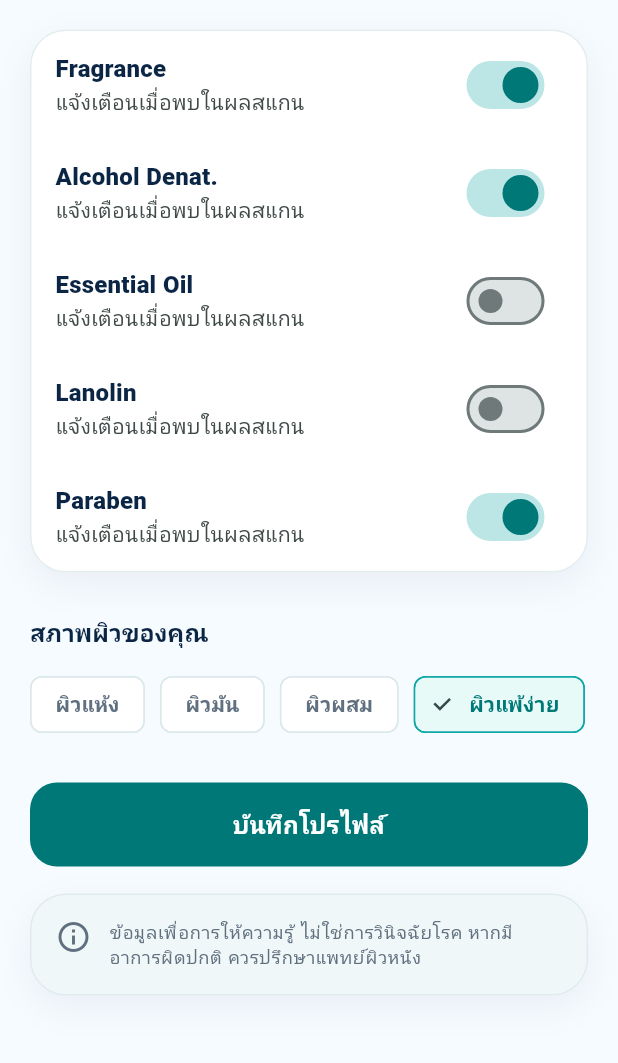
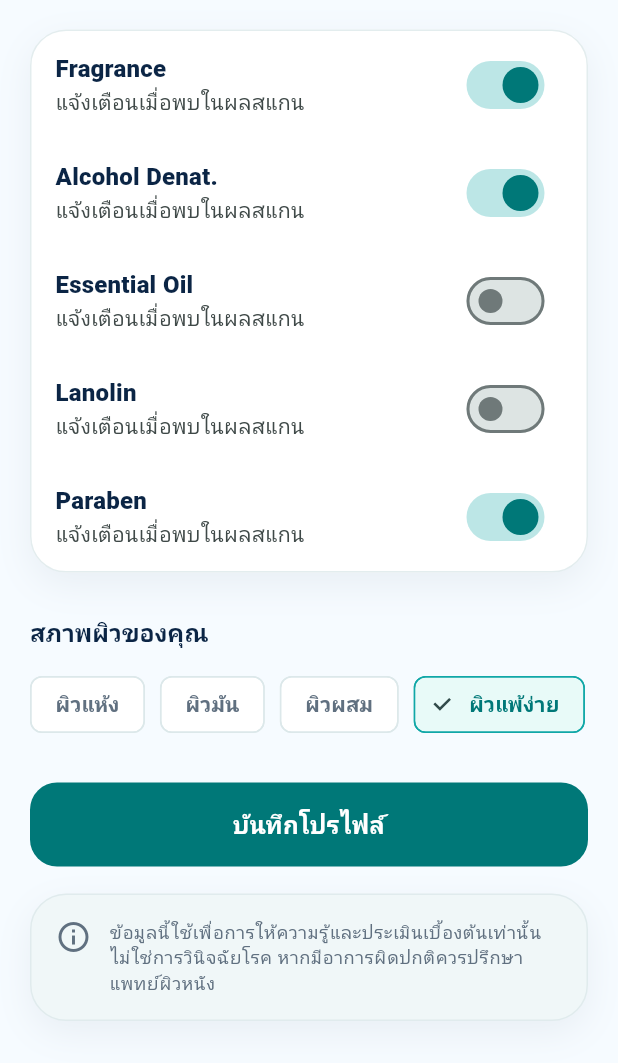
Before and after one commit to Jakkarin201043/CosmeCheck, a Flutter app: the AllergyProfileScreen screen opened by its route, on a phone screen of 412 x 824 dp, the part 173-1236 px from its top. Run offline on Flutter 3.47's test engine with Material 3 defaults, Android fonts, the phone set to English and light mode, and no system bars; our stand-ins replace go_router, google_fonts, image_picker, shared_preferences; missing offline and left inert: google_mlkit_text_recognition; accounts and stored records are empty.

Commit message:
Finalize offline MVP before device QA

```diff
--- a/lib/services/mock_ocr_service.dart
+++ b/lib/services/mock_ocr_service.dart
@@ -3,7 +3,7 @@ class MockOcrService {
       'Water, Glycerin, Niacinamide, Alcohol Denat., Butylene Glycol, Propanediol, Panthenol, Allantoin, Sodium Hyaluronate, Fragrance, Disodium EDTA';
 
   static String recognizeIngredientText() {
-    // TODO: Replace this with a real OCR implementation after the prototype flow is approved.
+    // Preserved as the offline QA fallback while camera/gallery OCR use ML Kit.
     return mockIngredientText;
   }
 }
--- a/lib/widgets/ui_components.dart
+++ b/lib/widgets/ui_components.dart
@@ -3,7 +3,7 @@ import 'package:flutter/material.dart';
 import '../theme/app_theme.dart';
 
 const medicalDisclaimer =
-    'ข้อมูลเพื่อการให้ความรู้ ไม่ใช่การวินิจฉัยโรค หากมีอาการผิดปกติ ควรปรึกษาแพทย์ผิวหนัง';
+    'ข้อมูลนี้ใช้เพื่อการให้ความรู้และประเมินเบื้องต้นเท่านั้น ไม่ใช่การวินิจฉัยโรค หากมีอาการผิดปกติควรปรึกษาแพทย์ผิวหนัง';
 
 class ScreenPadding extends StatelessWidget {
   const ScreenPadding({super.key, required this.child});
--- a/pubspec.yaml
+++ b/pubspec.yaml
@@ -16,7 +16,7 @@ publish_to: 'none' # Remove this line if you wish to publish to pub.dev
 # https://developer.apple.com/library/archive/documentation/General/Reference/InfoPlistKeyReference/Articles/CoreFoundationKeys.html
 # In Windows, build-name is used as the major, minor, and patch parts
 # of the product and file versions while build-number is used as the build suffix.
-version: 1.0.0+1
+version: 0.1.0+1
 
 environment:
   sdk: ^3.11.5
```
Also changed, not shown: 30 other files.
